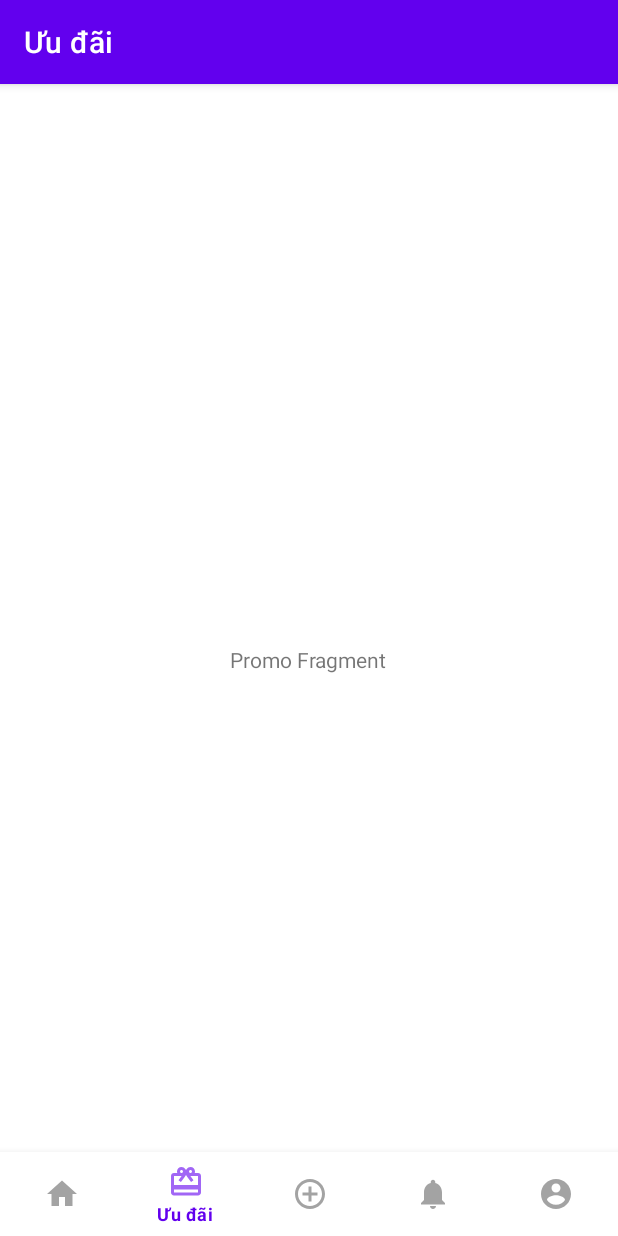
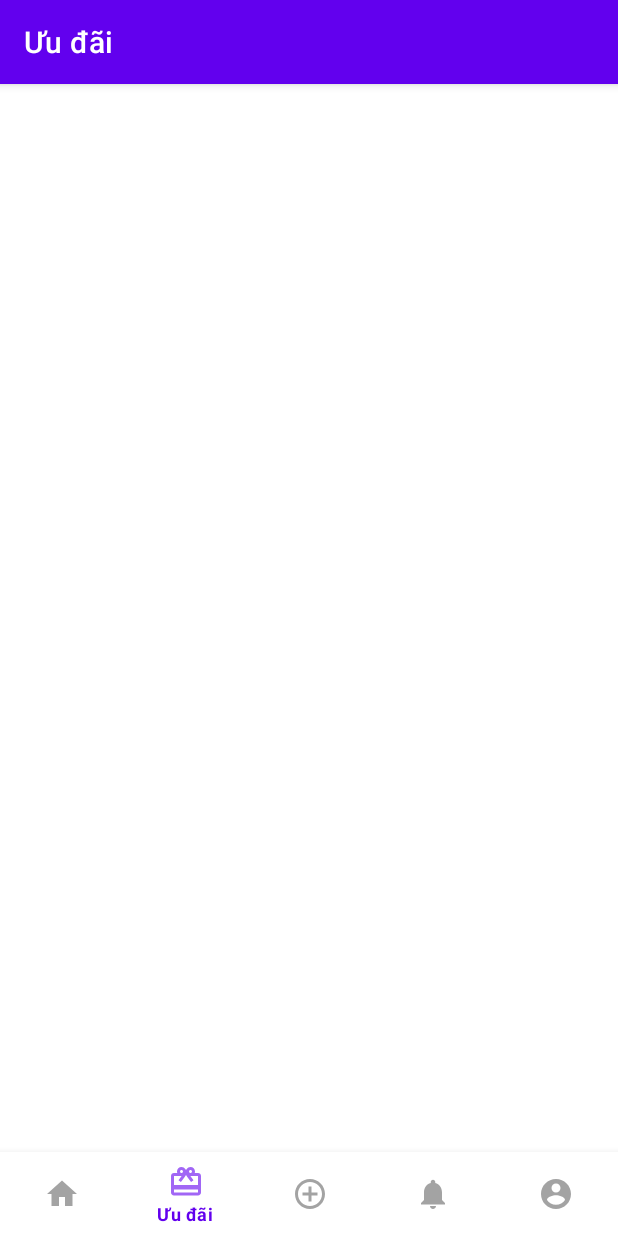
Before and after one commit to VinhKyiT/QLSTK, an Android app: the screen it shows after launch (MainActivity), item 2 of the bottom bar chosen, on a phone screen of 412 x 824 dp. Run offline under Robolectric (Android 15) with nearby library versions, the phone set to English and light mode, and no system bars.

Commit message:
them promo

```diff
--- a/app/src/main/res/layout/fragment_promo.xml
+++ b/app/src/main/res/layout/fragment_promo.xml
@@ -5,10 +5,6 @@
     android:layout_height="match_parent"
     tools:context=".PromoFragment">
 
-    <TextView
-        android:layout_width="wrap_content"
-        android:layout_height="wrap_content"
-        android:layout_centerInParent="true"
-        android:text="Promo Fragment" />
+
 
 </RelativeLayout>
```
